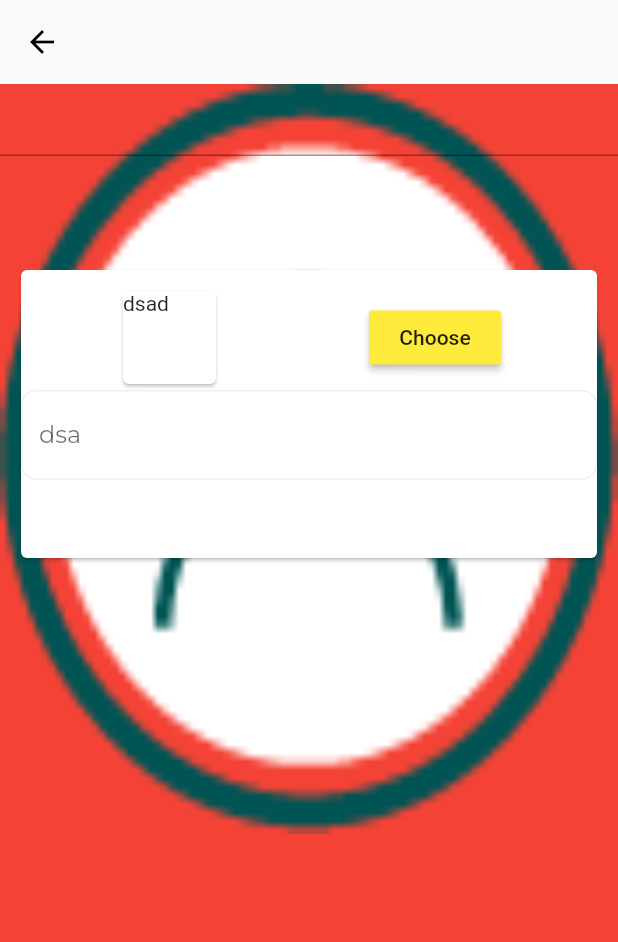
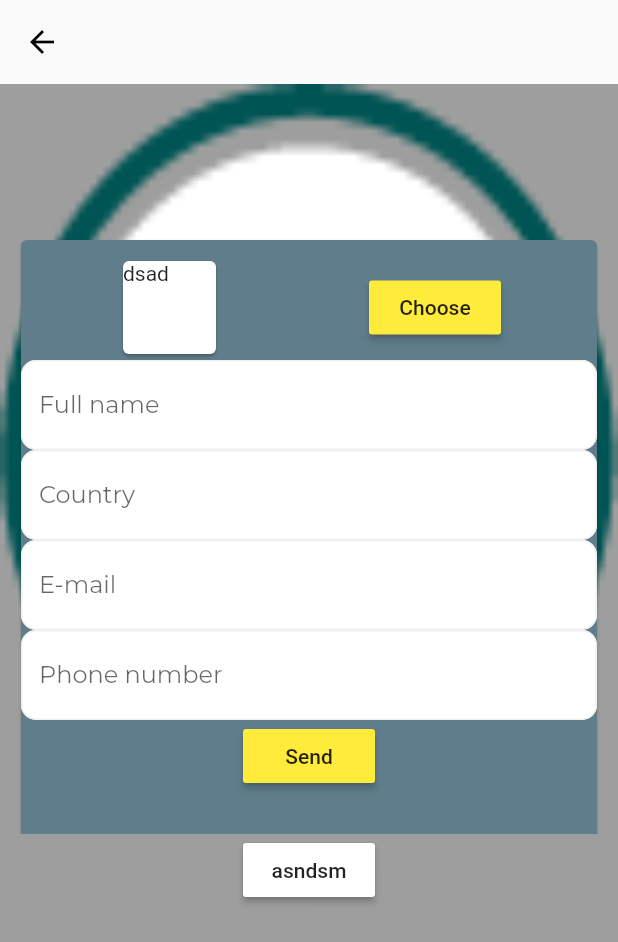
Before and after one commit to alisha-budhathoki/job_vacany, a Flutter app: the ProfileScreen screen opened directly, on a phone screen of 412 x 824 dp. Shown: the top 942 px of the screen. Run offline on Flutter 3.47's test engine with Material 2 defaults, Android fonts, the phone set to English and light mode, and no system bars; our stand-ins replace file_picker, google_fonts, share.

```diff
--- a/lib/profile/profile_screen.dart
+++ b/lib/profile/profile_screen.dart
@@ -20,7 +20,7 @@ class _ProfileScreenState extends State<ProfileScreen> {
         elevation: 0,
       ),
       body: Container(
-        color: Colors.red,
+        color: Colors.grey,
         child: Column(
           children: <Widget>[
             Stack(
@@ -32,45 +32,64 @@ class _ProfileScreenState extends State<ProfileScreen> {
                   fit: BoxFit.fill,
                 ),
                 Positioned(
-              top: 120,
+                  top: 100,
                   left: 10,
                   right: 10,
-                child:Container(
-                  height: 200,
+                  child: Container(
+                    height: 480,
                     width: 390,
                     child: Card(
+                      color: Colors.blueGrey,
                       child: Column(
                         children: <Widget>[
-                        SizedBox(height: 10,),
+                          SizedBox(
+                            height: 10,
+                          ),
                           Padding(
-                          padding: const EdgeInsets.symmetric(horizontal: 15.0),
+                            padding:
+                                const EdgeInsets.symmetric(horizontal: 15.0),
                             child: Row(
                               mainAxisAlignment: MainAxisAlignment.spaceAround,
                               children: <Widget>[
-                              Container(height: 70, width: 70,child: Card(child: Text('dsad'))),
+                                Container(
+                                    height: 70,
+                                    width: 70,
+                                    child: Card(child: Text('dsad'))),
                                 RaisedButton(
-                                onPressed: (){
-                                },
+                                  onPressed: () {},
                                   color: Colors.yellow,
-                                child: Text(
-                                  'Choose'
-                                ),
+                                  child: Text('Choose'),
                                 )
                               ],
                             ),
                           ),
                           AppTextField(
-                          hintText: 'dsa',
+                            hintText: 'Full name',
+                          ),
+                          AppTextField(
+                            hintText: 'Country',
+                          ),
+                          AppTextField(
+                            hintText: 'E-mail',
+                          ),
+                          AppTextField(
+                            hintText: 'Phone number',
+                          ),
+                          RaisedButton(
+                            color: Colors.yellow,
+                            onPressed: () {},
+                            child: Text('Send'),
                           )
                         ],
                       ),
-
                     ),
                   ),
                 ),
-                TextFormField()
               ],
             ),
+            RaisedButton(onPressed: ()
+                {}
+                ,color: Colors.white,child: Text('asndsm'))
           ],
         ),
       ),
```
Also changed, not shown: 3 other files. Lines whose indentation alone changed are shown as unchanged.
